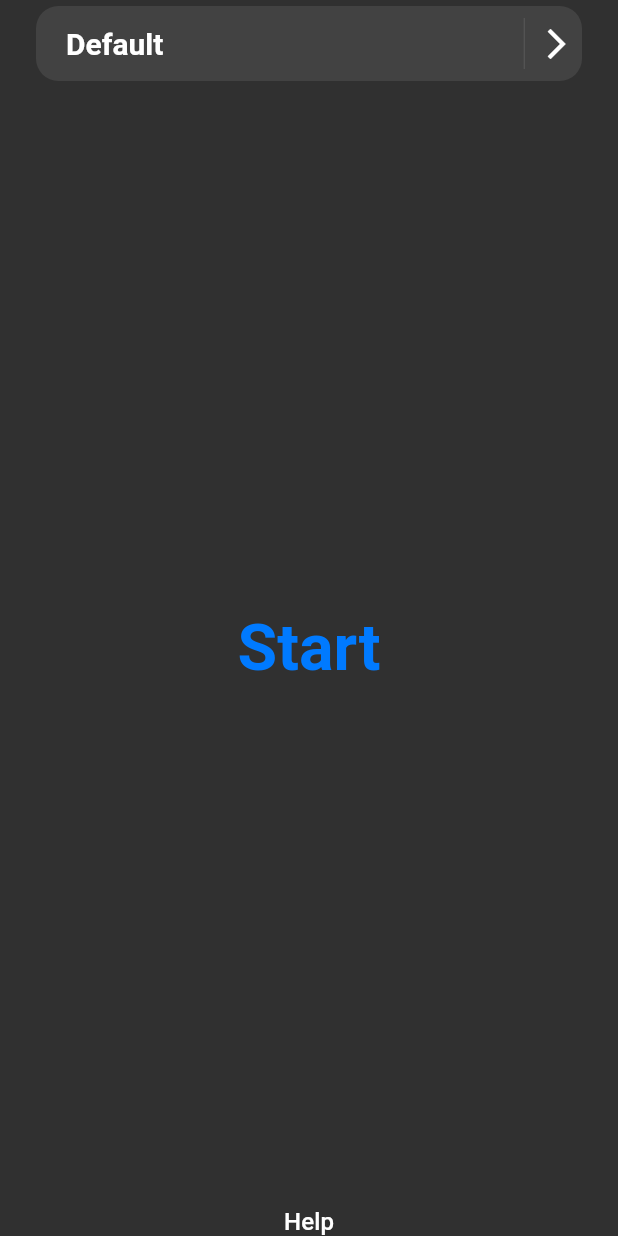
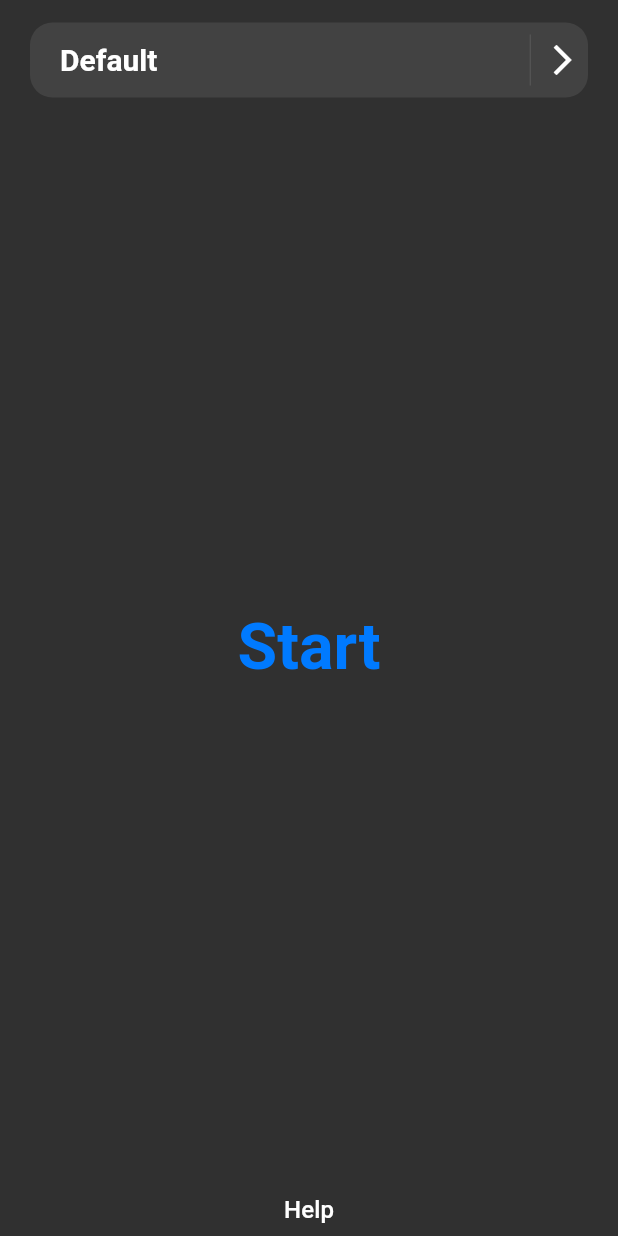
Before and after one commit to con266667/nox, a Flutter app: the screen it shows after launch, on a phone screen of 412 x 824 dp. Run offline on Flutter 3.47's test engine with Material 2 defaults, Android fonts, the phone set to English and light mode, and no system bars; our stand-ins replace flutter_svg, shared_preferences, wakelock; Roboto replaces fonts that are missing (SF Pro).

Commit message:
final changes

```diff
--- a/lib/main.dart
+++ b/lib/main.dart
@@ -73,6 +73,7 @@ class _MyHomePageState extends State<MyHomePage> {
                 onTap: () => Navigator.push(context, MaterialPageRoute(builder: (_) => ProfilePicker())),
                 child: Card(
                   elevation: 0,
+                  margin: EdgeInsets.only(top: 15),
                   shape: RoundedRectangleBorder(
                     borderRadius: BorderRadius.circular(15.0)
                   ),
@@ -102,7 +103,10 @@ class _MyHomePageState extends State<MyHomePage> {
               ),
               GestureDetector(
                 onTap: () => Navigator.push(context, MaterialPageRoute(builder: (_) => Help())),
-                child: Text('Help', style: Theme.of(context).textTheme.subtitle2)
+                child: Padding(
+                  padding: const EdgeInsets.only(bottom: 8),
+                  child: Text('Help', style: Theme.of(context).textTheme.subtitle2),
+                )
               ),
             ],
           ),
--- a/lib/settings.dart
+++ b/lib/settings.dart
@@ -18,7 +18,12 @@ class Settings extends Controller {
     ..title = 'Deep Sleep'
     ..color = Colors.deepPurple
     ..timeout = Duration(hours: 1)
-    ..speed = 0.3
+    ..speed = 0.3,
+    Profile()
+    ..title = 'Sunny'
+    ..color = Colors.yellow
+    ..timeout = Duration(minutes: 30)
+    ..speed = 0.65
   ];
   static Profile get selectedProfile => _selectedProfile;
   static set selectedProfile (v) {
--- a/pubspec.yaml
+++ b/pubspec.yaml
@@ -15,7 +15,7 @@ publish_to: 'none' # Remove this line if you wish to publish to pub.dev
 # In iOS, build-name is used as CFBundleShortVersionString while build-number used as CFBundleVersion.
 # Read more about iOS versioning at
 # https://developer.apple.com/library/archive/documentation/General/Reference/InfoPlistKeyReference/Articles/CoreFoundationKeys.html
-version: 1.0.1+1
+version: 1.0.1+2
 
 environment:
   sdk: ">=2.7.0 <3.0.0"
```
